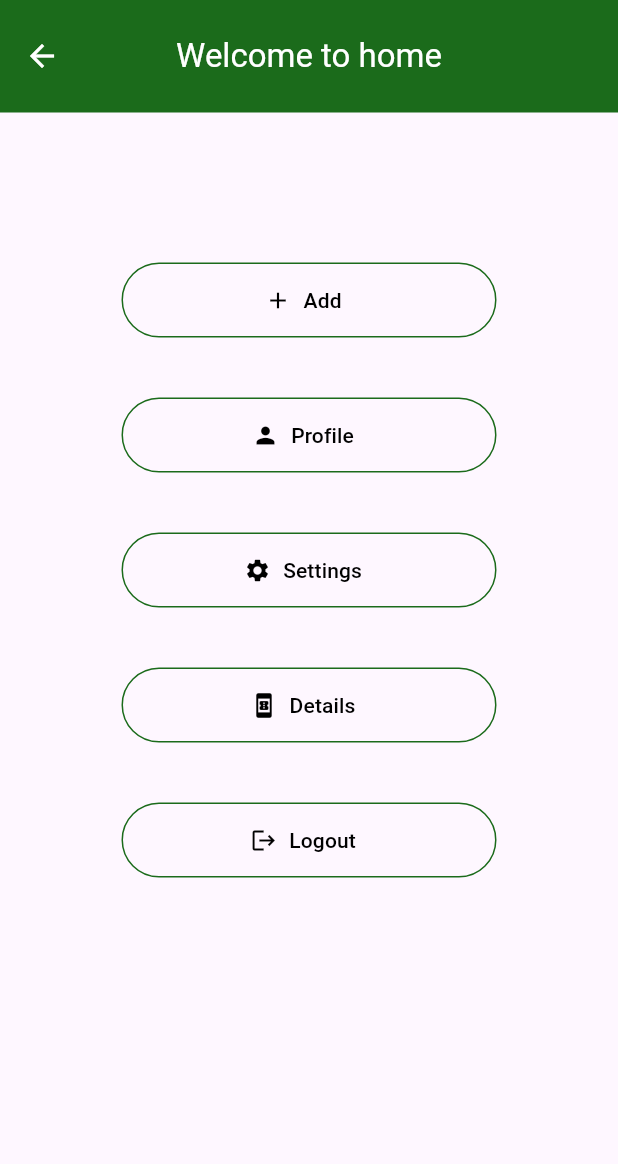
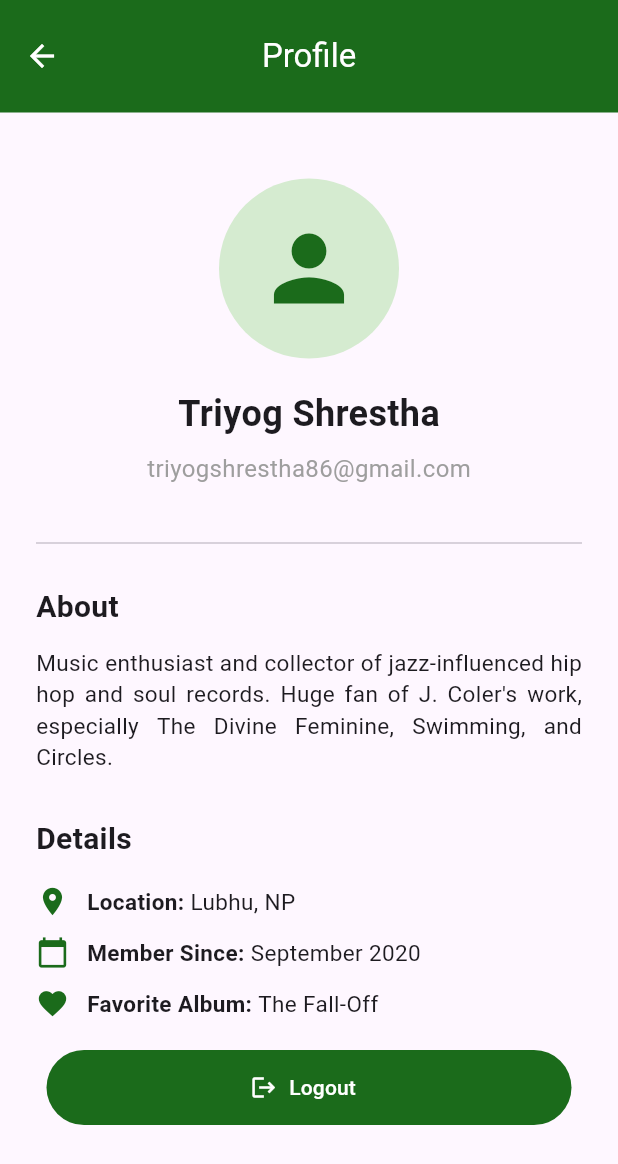
Before and after one commit to triyog-shrestha/flutter-buttons-assignment, a Flutter app: the Home screen opened directly, after a tap on "Profile", on a phone screen of 412 x 824 dp. Shown: the top 1164 px of the screen. Run offline on Flutter 3.47's test engine with Material 3 defaults, Android fonts, the phone set to English and light mode, and no system bars; network calls fail.

Commit message:
made the profile page

```diff
--- a/lib/details.dart
+++ b/lib/details.dart
@@ -1,4 +1,6 @@
 import 'package:flutter/material.dart';
+import 'home.dart';
+import 'buttons.dart';
 
 class Details extends StatelessWidget {
   const Details({super.key});
@@ -239,7 +241,10 @@ class Details extends StatelessWidget {
                 const SizedBox(height: 20),
                 const Divider(),
                 const SizedBox(height: 20),
-                FilledButton.icon(onPressed: (){},
+
+                FilledButton.icon(onPressed: (){
+                  Navigator.pop(context, MaterialPageRoute(builder: (context) => Buttons()));
+                },
                         label: Text("Logout"),
                         style: FilledButton.styleFrom(
                           fixedSize: Size(350, 50),
--- a/lib/home.dart
+++ b/lib/home.dart
@@ -1,10 +1,12 @@
 import 'package:flutter/material.dart';
+import 'buttons.dart';
+import 'details.dart';
+import 'profile.dart';
 class Home extends StatelessWidget{
   const Home({super.key});
 
   @override
   Widget build(BuildContext context) {
-    const Color lightGreen = Color(0xFFD5EBD0);
     const Color green = Color(0xFF1B6B1B);
 
     return Scaffold(
@@ -32,7 +34,9 @@ class Home extends StatelessWidget{
                           fixedSize: const Size(250, 50),
                       ),
                   ),
-                  OutlinedButton.icon(onPressed: (){},
+                  OutlinedButton.icon(onPressed: (){
+                    Navigator.push(context, MaterialPageRoute(builder: (context) => Profile()));
+                  },
                       label: Text("Profile"),
                       icon: Icon(Icons.person),
                       style: FilledButton.styleFrom(
@@ -50,7 +54,9 @@ class Home extends StatelessWidget{
                       fixedSize: const Size(250, 50),
                     ),
                   ),
-                  OutlinedButton.icon(onPressed: (){},
+                  OutlinedButton.icon(onPressed: (){
+                    Navigator.push(context, MaterialPageRoute(builder: (context) => Details()));
+                  },
                     label: Text("Details"),
                     icon: Icon(Icons.book_online),
                     style: FilledButton.styleFrom(
@@ -59,7 +65,9 @@ class Home extends StatelessWidget{
                       fixedSize: const Size(250, 50),
                     ),
                   ),
-                  OutlinedButton.icon(onPressed: (){},
+                  OutlinedButton.icon(onPressed: (){
+                    Navigator.pop(context, MaterialPageRoute(builder: (context) => Buttons()));
+                  },
                     label: Text("Logout"),
                     icon: Icon(Icons.logout),
                     style: FilledButton.styleFrom(
--- a/lib/main.dart
+++ b/lib/main.dart
@@ -1,7 +1,6 @@
 import 'package:flutter/material.dart';
 import 'buttons.dart';
-import 'home.dart';
-import 'details.dart';
+
 void main() {
   runApp(const MyApp());
 }
--- /dev/null
+++ b/lib/profile.dart
@@ -0,0 +1,130 @@
+import 'package:flutter/material.dart';
+import 'buttons.dart';
+class Profile extends StatelessWidget {
+  const Profile({super.key});
+
+  @override
+  Widget build(BuildContext context) {
+    const Color green = Color(0xFF1B6B1B);
+    const Color lightGreen = Color(0xFFD5EBD0);
+
+    return Scaffold(
+      appBar: AppBar(
+        title: const Text("Profile"),
+        toolbarHeight: 75,
+        centerTitle: true,
+        backgroundColor: green,
+        foregroundColor: Colors.white,
+      ),
+      body: SafeArea(
+        child: SingleChildScrollView(
+          padding: const EdgeInsets.all(24.0),
+          child: Column(
+            crossAxisAlignment: CrossAxisAlignment.center,
+            children: [
+              const SizedBox(height: 20),
+              const CircleAvatar(
+                radius: 60,
+                backgroundColor: lightGreen,
+                child: Icon(
+                  Icons.person,
+                  size: 70,
+                  color: green,
+                ),
+              ),
+              const SizedBox(height: 20),
+              // Name
+              const Text(
+                "Triyog Shrestha",
+                style: TextStyle(
+                  fontSize: 24,
+                  fontWeight: FontWeight.bold,
+                ),
+              ),
+              const SizedBox(height: 8),
+              // Email / Handle
+              const Text(
+                "triyogshrestha86@gmail.com",
+                style: TextStyle(
+                  fontSize: 16,
+                  color: Colors.grey,
+                ),
+              ),
+              const SizedBox(height: 30),
+              const Divider(),
+              const SizedBox(height: 20),
+              // Bio / Info Section
+              const Align(
+                alignment: Alignment.centerLeft,
+                child: Text(
+                  "About",
+                  style: TextStyle(
+                    fontSize: 20,
+                    fontWeight: FontWeight.bold,
+                  ),
+                ),
+              ),
+              const SizedBox(height: 12),
+              const Text(
+                "Music enthusiast and collector of jazz-influenced hip hop and soul records. Huge fan of J. Coler's work, especially The Divine Feminine, Swimming, and Circles.",
+                style: TextStyle(fontSize: 15),
+                textAlign: TextAlign.justify,
+              ),
+              const SizedBox(height: 30),
+              const Align(
+                alignment: Alignment.centerLeft,
+                child: Text(
+                  "Details",
+                  style: TextStyle(
+                    fontSize: 20,
+                    fontWeight: FontWeight.bold,
+                  ),
+                ),
+              ),
+              const SizedBox(height: 16),
+              _buildInfoRow(Icons.location_on, "Location", "Lubhu, NP"),
+              const SizedBox(height: 12),
+              _buildInfoRow(Icons.calendar_today, "Member Since", "September 2020"),
+              const SizedBox(height: 12),
+              _buildInfoRow(Icons.favorite, "Favorite Album", "The Fall-Off"),
+
+              const SizedBox(height: 20),
+
+              FilledButton.icon(onPressed: (){
+                Navigator.pop(context, MaterialPageRoute(builder: (context) => Buttons()));
+              },
+                label: Text("Logout"),
+                style: FilledButton.styleFrom(
+                    fixedSize: Size(350, 50),
+                    backgroundColor: green
+                ),
+                icon: Icon(Icons.logout),
+              )
+            ],
+
+          ),
+        ),
+      ),
+    );
+  }
+
+  Widget _buildInfoRow(IconData icon, String label, String value) {
+    return Row(
+      children: [
+        Icon(icon, color: const Color(0xFF1B6B1B), size: 22),
+        const SizedBox(width: 12),
+        Text(
+          "$label: ",
+          style: const TextStyle(
+            fontSize: 15,
+            fontWeight: FontWeight.bold,
+          ),
+        ),
+        Text(
+          value,
+          style: const TextStyle(fontSize: 15),
+        ),
+      ],
+    );
+  }
+}
```
